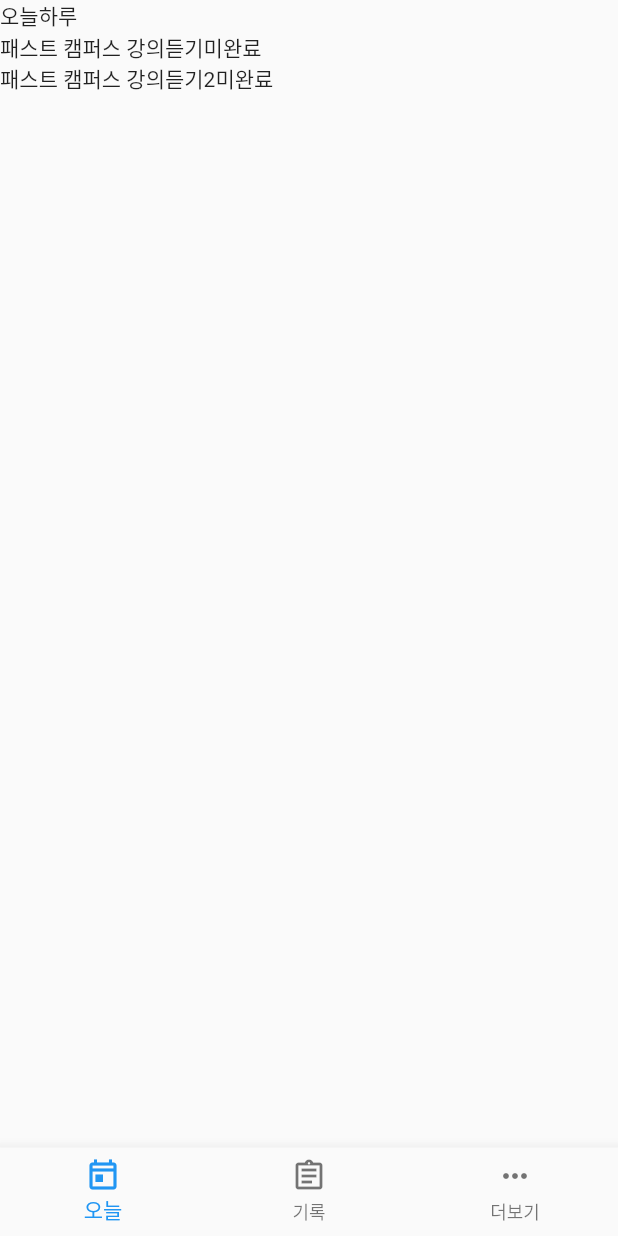
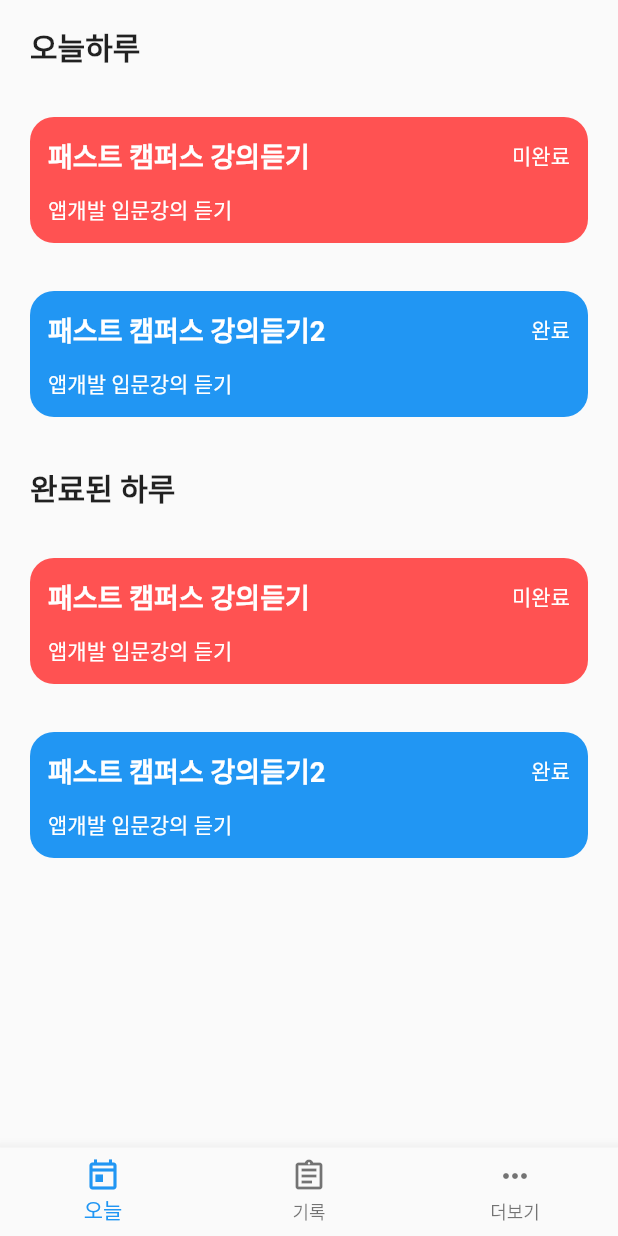
Before and after one commit to pumpkinsoft88/flutter_todo, a Flutter app: the screen it shows after launch, on a phone screen of 412 x 824 dp. Run offline on Flutter 3.47's test engine with Material 2 defaults, Android fonts, the phone set to English and light mode, and no system bars.

Commit message:
2nd commit

```diff
--- a/lib/main.dart
+++ b/lib/main.dart
@@ -44,7 +44,7 @@ class _MyHomePageState extends State<MyHomePage> {
       title: "패스트 캠퍼스 강의듣기2",
       memo: "앱개발 입문강의 듣기",
       color: Colors.blue.value,
-      done: 0,
+      done: 1,
       category: "공부",
       date: 20230109,
     )
@@ -66,7 +66,8 @@ class _MyHomePageState extends State<MyHomePage> {
         itemBuilder: (ctx, idx) {
           if(idx == 0){
             return Container(
-              child: Text("오늘하루"),
+              child: Text("오늘하루", style: TextStyle(fontSize: 20, fontWeight: FontWeight.bold),),
+              margin: EdgeInsets.symmetric(vertical: 16, horizontal: 20),
             );
           } else if(idx == 1){
             return Container(
@@ -75,18 +76,67 @@ class _MyHomePageState extends State<MyHomePage> {
                   Todo t = todos[_idx];
 
                   return Container(
+                    decoration: BoxDecoration(
+                      color: Color(t.color),
+                      borderRadius: BorderRadius.circular(16)),
+                    padding: EdgeInsets.symmetric(vertical: 12, horizontal: 12),
+                    margin: EdgeInsets.symmetric(vertical: 16, horizontal: 20),
                     child: Column(
+                      crossAxisAlignment: CrossAxisAlignment.start,
                       children: [
-                        Row(children: [
-                          Text(t.title),
-                          Text(t.done == 0 ? "미완료" : "완료")
-                        ],)
-                    ]),
+                        Row(
+                          mainAxisAlignment: MainAxisAlignment.spaceBetween,
+                          children: [
+                          Text(t.title, style: TextStyle(fontSize: 18, color: Colors.white, fontWeight: FontWeight.bold),),
+                          Text(t.done == 0 ? "미완료" : "완료", style: TextStyle(color: Colors.white),)
+                        ],
+                        ),
+                        Container(height: 12),
+                        Text(t.memo, style: TextStyle(color: Colors.white),)
+                    ],
+                    ),
+                  );
+                }),
+            ));
+          }
+
+        else if(idx == 2){
+            return Container(
+              child: Text("완료된 하루", style: TextStyle(fontSize: 20, fontWeight: FontWeight.bold),),
+              margin: EdgeInsets.symmetric(vertical: 16, horizontal: 20),
+            );
+          } else if(idx == 3){
+            return Container(
+              child: Column(
+                children: List.generate(todos.length, (_idx){
+                  Todo t = todos[_idx];
+
+                  return Container(
+                    decoration: BoxDecoration(
+                      color: Color(t.color),
+                      borderRadius: BorderRadius.circular(16)),
+                    padding: EdgeInsets.symmetric(vertical: 12, horizontal: 12),
+                    margin: EdgeInsets.symmetric(vertical: 16, horizontal: 20),
+                    child: Column(
+                      crossAxisAlignment: CrossAxisAlignment.start,
+                      children: [
+                        Row(
+                          mainAxisAlignment: MainAxisAlignment.spaceBetween,
+                          children: [
+                          Text(t.title, style: TextStyle(fontSize: 18, color: Colors.white, fontWeight: FontWeight.bold),),
+                          Text(t.done == 0 ? "미완료" : "완료", style: TextStyle(color: Colors.white),)
+                        ],
+                        ),
+                        Container(height: 12),
+                        Text(t.memo, style: TextStyle(color: Colors.white),)
+                    ],
+                    ),
                   );
                 }),
             ));
           }
         },
+
         itemCount: 4,
       ),
       bottomNavigationBar: BottomNavigationBar(
```
